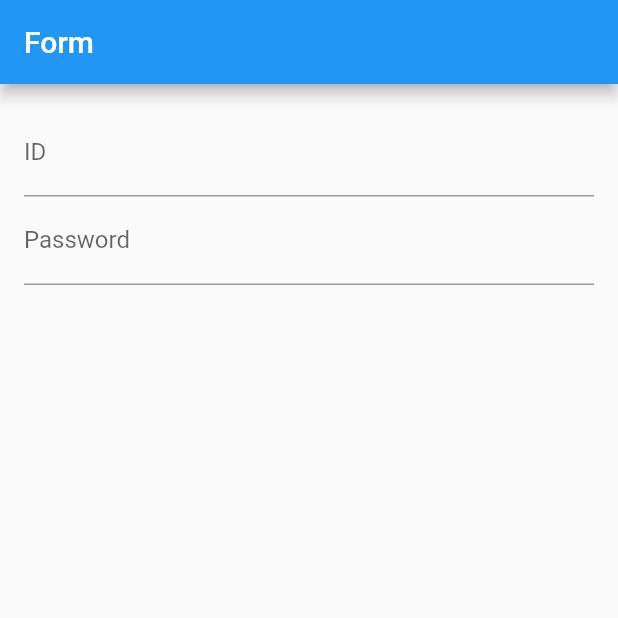
After one commit to bakatsuyuki/riverpod_sample, a Flutter app: the FormPage screen opened by its route, on a phone screen of 412 x 824 dp, the top half of it. The commit adds this screen. Run offline on Flutter 3.47's test engine with Material 2 defaults, Android fonts, the phone set to English and light mode, and no system bars; our stand-ins replace flutter_riverpod, go_router; generated files the repository leaves out were written again.

Commit message:
Refactoring FormPage

```diff
--- /dev/null
+++ b/lib/pages/form_page/form_page.dart
@@ -0,0 +1,20 @@
+import 'package:flutter/material.dart';
+import 'package:riverpod_sample/extensions/localizations_helper.dart';
+
+import 'form_page_body.dart';
+
+class FormPage extends StatelessWidget {
+  const FormPage({Key? key}) : super(key: key);
+
+  @override
+  Widget build(BuildContext context) {
+    return Scaffold(
+      body: const FormPageBody(),
+      appBar: AppBar(
+        title: Text(
+          context.localizations.form,
+        ),
+      ),
+    );
+  }
+}
--- /dev/null
+++ b/lib/pages/form_page/form_page_body.dart
@@ -0,0 +1,49 @@
+import 'package:flutter/material.dart';
+import 'package:riverpod_sample/extensions/localizations_helper.dart';
+
+class FormPageBody extends StatelessWidget {
+  const FormPageBody({Key? key}) : super(key: key);
+
+  @override
+  Widget build(BuildContext context) => Form(
+        child: Padding(
+          padding: const EdgeInsets.all(16),
+          child: Column(
+            children: const [
+              _IdTextField(),
+              _PasswordTextField(),
+            ],
+          ),
+        ),
+      );
+}
+
+class _IdTextField extends StatelessWidget {
+  const _IdTextField({Key? key}) : super(key: key);
+
+  @override
+  Widget build(BuildContext context) => TextFormField(
+        decoration: InputDecoration(
+          labelText: context.localizations.id,
+        ),
+        textInputAction: TextInputAction.next,
+        onFieldSubmitted: (value) {
+          //print(value);
+        },
+      );
+}
+
+class _PasswordTextField extends StatelessWidget {
+  const _PasswordTextField({Key? key}) : super(key: key);
+
+  @override
+  Widget build(BuildContext context) => TextFormField(
+        decoration: InputDecoration(
+          labelText: context.localizations.password,
+        ),
+        textInputAction: TextInputAction.done,
+        onFieldSubmitted: (value) {
+          //print(value);
+        },
+      );
+}
--- a/lib/router.dart
+++ b/lib/router.dart
@@ -1,5 +1,5 @@
 import 'package:go_router/go_router.dart';
-import 'package:riverpod_sample/pages/form_page.dart';
+import 'package:riverpod_sample/pages/form_page/form_page.dart';
 import 'package:riverpod_sample/pages/welcome_page/welcome_page.dart';
 
 import 'const/routes.dart';
```
Also changed, not shown: lib/pages/form_page.dart (deleted, +0 -51 lines).
